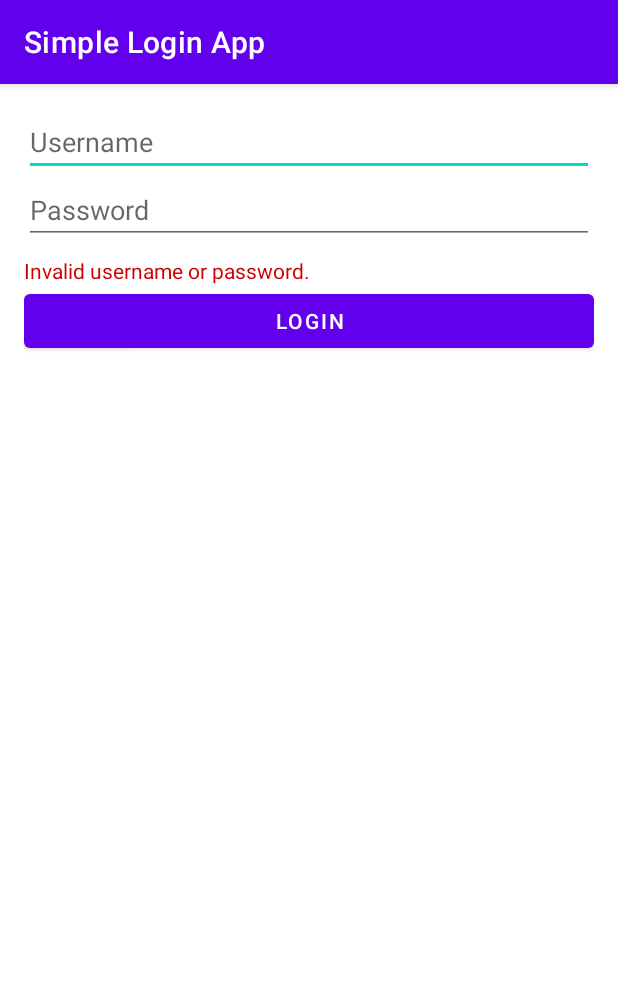
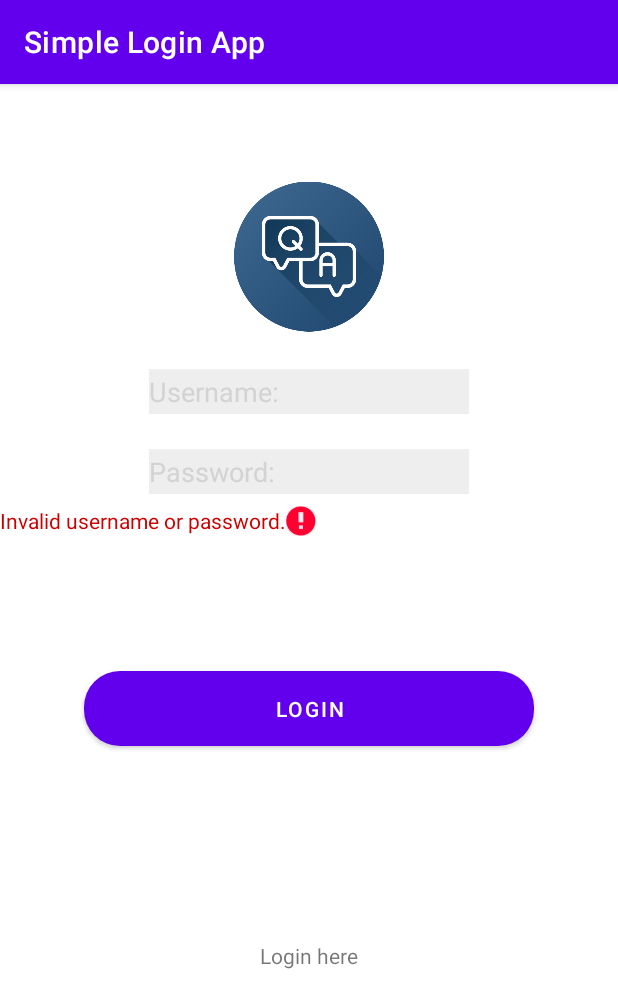
Before and after one commit to tstikic/SimpleApp, an Android app: the screen it shows after launch (LoginActivity), after a tap on "LOGIN", on a phone screen of 412 x 824 dp. Shown: the top 1008 px of the screen. Run offline under Robolectric (Android 15) with nearby library versions, the phone set to English and light mode, and no system bars.

Commit message:
Update Login Activity

```diff
--- a/app/src/main/java/com/example/testapplication/LoginActivity.kt
+++ b/app/src/main/java/com/example/testapplication/LoginActivity.kt
@@ -4,44 +4,66 @@ import android.os.Bundle
 import android.view.View
 import android.widget.Button
 import android.widget.EditText
+import android.widget.ImageView
 import android.widget.TextView
 import androidx.appcompat.app.AppCompatActivity
 
 
 class LoginActivity : AppCompatActivity() {
-    private lateinit var usernameEditText: EditText
-    private lateinit var passwordEditText: EditText
+    private lateinit var login_button: Button
+    private lateinit var username: EditText
+    private lateinit var password: EditText
     private lateinit var errorMessageTextView: TextView
-    private lateinit var loginButton: Button
 
     override fun onCreate(savedInstanceState: Bundle?) {
         super.onCreate(savedInstanceState)
-        setContentView(R.layout.activity_login)
 
-        // Initialize UI components
-        usernameEditText = findViewById<EditText>(R.id.username)
-        passwordEditText = findViewById<EditText>(R.id.password)
-        errorMessageTextView = findViewById<TextView>(R.id.error_message)
-        loginButton = findViewById<Button>(R.id.login_button)
+        this.setContentView(R.layout.activity_login)
+        //showHome()
 
-        // Set click listener for login button
-        loginButton.setOnClickListener(View.OnClickListener {
-            val username = usernameEditText.getText().toString()
-            val password = passwordEditText.getText().toString()
+        login_button = findViewById(R.id.login_button)
+        username = findViewById(R.id.username)
+        password = findViewById(R.id.password)
+        errorMessageTextView = findViewById(R.id.error_message)
 
-            // Simple login check
-            if (username == "admin" && password == "1234") {
-                // Login successful, navigate to homepage
-                val intent = Intent(
-                    this@LoginActivity,
-                    HomeActivity::class.java
-                )
-                startActivity(intent)
-                finish()
-            } else {
-                // Show error message
+
+        login_button.setOnClickListener {
+            errorMessageTextView.clearFocus()
+
+
+            if (username.text.toString().isEmpty()) {
                 errorMessageTextView.setVisibility(View.VISIBLE)
-            }
-        })
+                errorMessageTextView.error = "You need to enter username"
+            } else
+                if (password.text.toString().isEmpty()) {
+                    errorMessageTextView.setVisibility(View.VISIBLE)
+                    errorMessageTextView.error = "You need to enter password"
+
+                } else
+                    if (username.text.toString() == "Admin" && password.text.toString() == "123456") {
+                        val intent = Intent(this, HomeActivity::class.java)
+
+                        startActivity(intent)
+                    } else
+                        if (username.text.toString() != "Admin"
+                            || password.text.toString() != "123456"
+                            && password.text.toString().isNotEmpty()
+                            && username.text.toString().isNotEmpty()
+                        ) {
+                            username.text.clear()
+                            password.text.clear()
+                            errorMessageTextView.clearFocus()
+                            errorMessageTextView.setVisibility(View.VISIBLE)
+                            errorMessageTextView.error = "Wrong password or username"
+                        }
+        }
+
     }
+
+
+//    private fun showHome() {
+//        val loginActivity =
+//        R.layout.activity_login = View.VISIBLE
+//        second_layout.visibility = View.GONE
+//    }
 }
--- /dev/null
+++ b/app/src/main/res/drawable/round_corners.xml
@@ -0,0 +1,5 @@
+<?xml version="1.0" encoding="utf-8"?>
+<shape xmlns:android="http://schemas.android.com/apk/res/android">
+    <corners android:radius="24dp" />
+    <solid android:color="#ec6002" />
+</shape>
--- a/app/src/main/res/layout/activity_login.xml
+++ b/app/src/main/res/layout/activity_login.xml
@@ -1,40 +1,94 @@
 <?xml version="1.0" encoding="utf-8"?>
-<LinearLayout xmlns:android="http://schemas.android.com/apk/res/android"
+<RelativeLayout xmlns:android="http://schemas.android.com/apk/res/android"
+    xmlns:app="http://schemas.android.com/apk/res-auto"
+    xmlns:tools="http://schemas.android.com/tools"
+    android:id="@+id/home_layout"
     android:layout_width="match_parent"
     android:layout_height="match_parent"
-    android:orientation="vertical"
-    android:padding="16dp">
+    android:focusableInTouchMode="true"
+    tools:context=".LoginActivity">
 
-    <!-- Username Field -->
-    <EditText
-        android:id="@+id/username"
-        android:layout_width="match_parent"
-        android:layout_height="wrap_content"
-        android:hint="Username"
-        android:inputType="text" />
+    <ImageView
+        android:id="@+id/imageView5"
+        android:layout_width="100dp"
+        android:layout_height="150dp"
+        android:layout_alignParentTop="true"
+        android:layout_centerHorizontal="true"
+        android:layout_marginTop="40dp"
+        app:srcCompat="@drawable/qa_logo" />
 
-    <!-- Password Field -->
-    <EditText
-        android:id="@+id/password"
-        android:layout_width="match_parent"
-        android:layout_height="wrap_content"
-        android:hint="Password"
-        android:inputType="textPassword" />
+
+        <EditText
+            android:id="@+id/username"
+            android:layout_width="wrap_content"
+            android:layout_height="30dp"
+            android:layout_centerHorizontal="true"
+            android:layout_gravity="center_horizontal"
+            android:background="#11000000"
+            android:layout_below="@id/imageView5"
+            android:contentDescription="Username:"
+            android:ems="10"
+            android:hint="Username:"
+            android:inputType="text"
+            android:textColor="#000000"
+            android:textColorHint="#D3D3D3"
+            android:textSize="18sp" />
+
+        <EditText
+            android:id="@+id/password"
+            android:layout_width="wrap_content"
+            android:layout_height="30dp"
+            android:layout_below="@id/username"
+            android:layout_centerHorizontal="true"
+            android:layout_gravity="center_horizontal"
+            android:layout_marginTop="23dp"
+            android:background="#11000000"
+            android:contentDescription="Password:"
+            android:ems="10"
+            android:hint="Password:"
+            android:inputType="textPassword"
+            android:textColor="#000000"
+            android:textColorHint="#D3D3D3"
+            android:textSize="18sp" />
 
     <!-- Error Message Text -->
     <TextView
         android:id="@+id/error_message"
-        android:layout_width="match_parent"
+        android:layout_width="wrap_content"
         android:layout_height="wrap_content"
+        android:layout_below="@id/password"
+        android:layout_gravity="center_horizontal"
         android:textColor="@android:color/holo_red_dark"
         android:visibility="gone"
         android:text="Invalid username or password."
         android:layout_marginTop="8dp"/>
 
-    <!-- Login Button -->
     <Button
         android:id="@+id/login_button"
-        android:layout_width="match_parent"
+        android:layout_width="300dp"
+        android:layout_height="50dp"
+        android:layout_below="@id/error_message"
+        android:layout_centerHorizontal="true"
+        android:layout_marginTop="90dp"
+        android:background="@drawable/round_corners"
+        android:text="Login"
+        android:textColor="#FFFFFF"
+
+        />
+
+    <TextView
+        android:id="@+id/textView"
+        android:layout_width="wrap_content"
         android:layout_height="wrap_content"
-        android:text="Login" />
-</LinearLayout>
+        android:layout_below="@id/login_button"
+        android:layout_centerHorizontal="true"
+        android:layout_marginTop="130dp"
+        android:text="Login here"
+
+        />
+
+    <include
+        layout="@layout/home_activity"
+        android:visibility="gone" />
+
+</RelativeLayout>
```
Also changed, not shown: app/src/main/res/drawable/qa_logo.png (added).
